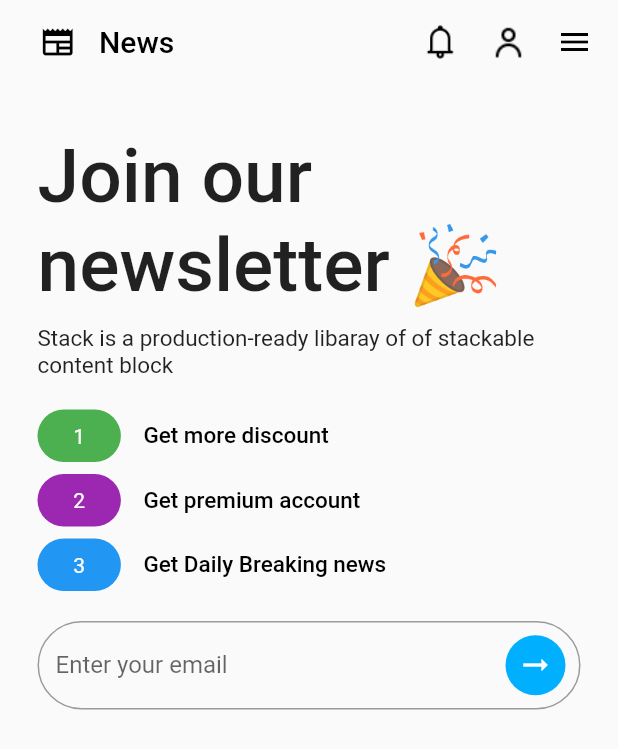
After one commit to muhammadnaqeeb/News-App-In-Flutter, a Flutter app: the NewsletterScreen screen opened directly, on a phone screen of 412 x 824 dp. The commit adds this screen. Shown: the top 749 px of the screen. Run offline on Flutter 3.47's test engine with Material 2 defaults, Android fonts, the phone set to English and light mode, and no system bars; our stand-ins replace flutter_spinkit, webview_flutter; network calls fail.

Commit message:
Adding newsletter screen

```diff
--- a/lib/screens/loading_screen.dart
+++ b/lib/screens/loading_screen.dart
@@ -22,14 +22,11 @@ class _LoadingScreenState extends State<LoadingScreen> {
     NetworkHelper networkHelper = NetworkHelper();
     var newsData = await networkHelper.getData();
 
-    Navigator.push(
-      context,
-      MaterialPageRoute(builder: (context) {
-        return MainScreen(
-          newsData: newsData,
-        );
-      }),
-    );
+    Navigator.pushAndRemoveUntil(context, MaterialPageRoute(builder: (context) {
+      return MainScreen(
+        newsData: newsData,
+      );
+    }), ((route) => false));
   }
 
   @override
--- a/lib/screens/main_screen.dart
+++ b/lib/screens/main_screen.dart
@@ -3,6 +3,7 @@ import 'package:flutter/src/foundation/key.dart';
 import 'package:flutter/src/widgets/framework.dart';
 import 'package:news/screens/discover_screen.dart';
 import 'package:news/screens/home_screen.dart';
+import 'package:news/screens/newsletter_screen.dart';
 
 dynamic _data;
 
@@ -29,6 +30,7 @@ class _MainScreenState extends State<MainScreen> {
     final screens = [
       HomeScreen(newsData: _data),
       DiscoverScreen(newsData: _data),
+      NewsletterScreen()
     ];
     return Scaffold(
         body: screens[c_index],
@@ -60,11 +62,8 @@ class _MainScreenState extends State<MainScreen> {
             BottomNavigationBarItem(
               icon: Container(
                 margin: const EdgeInsets.only(right: 50),
-                child: IconButton(
-                  onPressed: () {
-                    // print('No profile for now');
-                  },
-                  icon: const Icon(Icons.person),
+                child: Icon(
+                  (Icons.person),
                 ),
               ),
               label: 'Person',
--- /dev/null
+++ b/lib/screens/newsletter_screen.dart
@@ -0,0 +1,133 @@
+import 'package:flutter/material.dart';
+import '../widgets/newsletter_point.dart';
+
+class NewsletterScreen extends StatelessWidget {
+  const NewsletterScreen({Key? key}) : super(key: key);
+
+  @override
+  Widget build(BuildContext context) {
+    return Scaffold(
+      appBar: AppBar(
+        backgroundColor: Colors.transparent,
+        elevation: 0,
+        // remove extra padding around AppBar leading icon in Flutter
+        titleSpacing: 0,
+        automaticallyImplyLeading: false,
+        leading: const Padding(
+          padding: EdgeInsets.only(left: 21),
+          child: Icon(Icons.newspaper),
+        ),
+
+        title: const Padding(
+          padding: EdgeInsets.only(left: 10),
+          child: Text('News'),
+        ),
+        actions: [
+          Padding(
+            padding: const EdgeInsets.only(right: 17.0),
+            child: GestureDetector(
+              onTap: () {},
+              child: const Image(
+                image: AssetImage('images/notification.png'),
+                width: 27,
+                height: 27,
+              ),
+            ),
+          ),
+          Padding(
+            padding: const EdgeInsets.only(right: 17.0),
+            child: Container(
+              width: 30,
+              height: 30,
+              child: const Image(image: AssetImage('images/person.png')),
+            ),
+          ),
+          Padding(
+              padding: const EdgeInsets.only(right: 17.0),
+              child: GestureDetector(
+                onTap: () {},
+                child: const Icon(Icons.menu),
+              )),
+        ],
+      ),
+      body: Padding(
+        padding: const EdgeInsets.only(
+          left: 25,
+          right: 25,
+        ),
+        child: ListView(
+          children: [
+            SizedBox(
+              height: MediaQuery.of(context).size.height * 0.04,
+            ),
+            const Text(
+              'Join our newsletter 🎉',
+              style: TextStyle(fontSize: 50, fontWeight: FontWeight.w500),
+            ),
+            const SizedBox(
+              height: 10,
+            ),
+            const Text(
+              'Stack is a production-ready libaray of of stackable content block',
+              style: TextStyle(fontSize: 15),
+            ),
+            const SizedBox(
+              height: 20,
+            ),
+            NewsletterPoint(
+              pointNo: 1,
+              pointText: 'Get more discount',
+              color: Colors.green,
+            ),
+            const SizedBox(
+              height: 8,
+            ),
+            NewsletterPoint(
+              pointNo: 2,
+              pointText: 'Get premium account',
+              color: Colors.purple,
+            ),
+            const SizedBox(
+              height: 8,
+            ),
+            NewsletterPoint(
+              pointNo: 3,
+              pointText: 'Get Daily Breaking news',
+              color: Colors.blue,
+            ),
+            const SizedBox(
+              height: 20,
+            ),
+            TextField(
+              keyboardType: TextInputType.emailAddress,
+              decoration: InputDecoration(
+                  suffixIcon: Container(
+                      width: 40,
+                      height: 40,
+                      margin: const EdgeInsets.only(
+                          right: 10, top: 5, bottom: 5, left: 0),
+                      decoration: BoxDecoration(
+                          color: const Color(0xff00B0FF),
+                          borderRadius: BorderRadius.circular(50.0)),
+                      child: IconButton(
+                        icon: const Icon(Icons.arrow_right_alt,
+                            color: Colors.white),
+                        onPressed: () {
+                          //print('Email button pressed');
+                        },
+                      )),
+                  hintText: "Enter your email",
+                  border: OutlineInputBorder(
+                      borderRadius: BorderRadius.circular(50))),
+            ),
+            // Container(
+            //   height: 230,
+            //   width: 230,
+            //   child: Image.asset('images/Mailbox.png'),
+            // )
+          ],
+        ),
+      ),
+    );
+  }
+}
--- a/lib/services/networking.dart
+++ b/lib/services/networking.dart
@@ -5,7 +5,7 @@ class NetworkHelper {
   NetworkHelper();
   Future getData() async {
     http.Response response = await http.get(Uri.parse(
-        "https://newsapi.org/v2/everything?q=pakistan&apiKey=fbba9ecd2fae4e8e90d8ffcfce9cd38c"));
+        "https://newsapi.org/v2/everything?q=us&apiKey=fbba9ecd2fae4e8e90d8ffcfce9cd38c"));
 
     //print(response.body);
 // print(response.statusCode);
--- /dev/null
+++ b/lib/widgets/newsletter_point.dart
@@ -0,0 +1,40 @@
+import 'package:flutter/material.dart';
+
+import 'custom_tag.dart';
+
+class NewsletterPoint extends StatelessWidget {
+  final pointNo;
+  final pointText;
+  final color;
+  NewsletterPoint({
+    required this.color,
+    required this.pointNo,
+    Key? key,
+    required this.pointText,
+  }) : super(key: key);
+
+  @override
+  Widget build(BuildContext context) {
+    return Row(
+      children: [
+        SizedBox(
+          height: 35,
+          child: CustomTag(backgroundColor: color, children: [
+            Text(
+              '    $pointNo    ',
+              style: TextStyle(color: Colors.white),
+            ),
+          ]),
+        ),
+        const SizedBox(
+          width: 15,
+        ),
+        Text(
+          '$pointText',
+          style: const TextStyle(
+              color: Colors.black, fontSize: 15, fontWeight: FontWeight.w500),
+        ),
+      ],
+    );
+  }
+}
--- a/pubspec.yaml
+++ b/pubspec.yaml
@@ -64,8 +64,8 @@ flutter:
   uses-material-design: true
 
   # To add assets to your application, add an assets section, like this:
-  # assets:
-    # - images/
+  assets:
+    - images/
 
   # An image asset can refer to one or more resolution-specific "variants", see
   # https://flutter.dev/assets-and-images/#resolution-aware
```
Also changed, not shown: images/Mailbox.png (added), images/hero_img1.jpg (added), images/hero_img2.jpg (added), images/notification.png (added), images/person.png (added).
